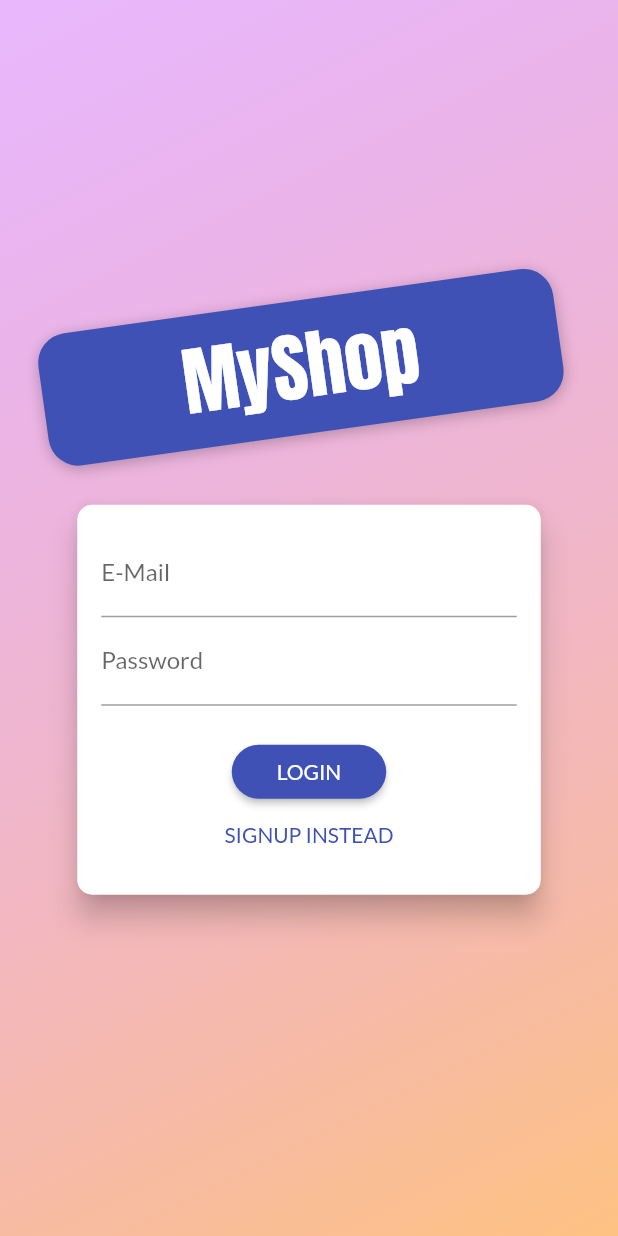
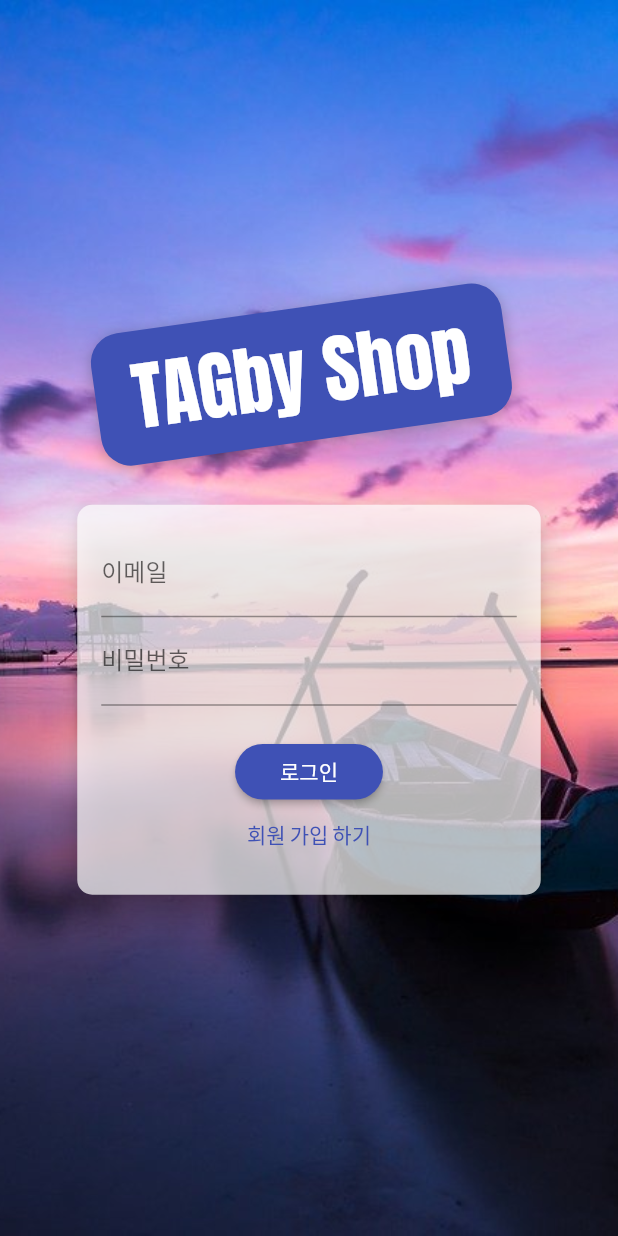
Before and after one commit to Haedong-Jeon/ShopApp, a Flutter app: the screen it shows after launch, on a phone screen of 412 x 824 dp. Run offline on Flutter 3.47's test engine with Material 2 defaults, Android fonts, the phone set to English and light mode, and no system bars; our stand-ins replace shared_preferences.

Commit message:
한글화

```diff
--- /dev/null
+++ b/lib/models/user.dart
@@ -0,0 +1,8 @@
+import 'package:flutter/foundation.dart';
+
+class User {
+  String userName;
+  static final User _currentUser = User._internal();
+  factory User() => _currentUser;
+  User._internal();
+}
--- a/lib/screens/auth_screen.dart
+++ b/lib/screens/auth_screen.dart
@@ -4,6 +4,7 @@ import 'package:flutter/material.dart';
 import 'package:provider/provider.dart';
 import '../providers/auth.dart';
 import '../models/http_exceptions.dart';
+import '../models/user.dart';
 
 enum AuthMode { Signup, Login }
 
@@ -20,16 +21,11 @@ class AuthScreen extends StatelessWidget {
       body: Stack(
         children: <Widget>[
           Container(
-            decoration: BoxDecoration(
-              gradient: LinearGradient(
-                colors: [
-                  Color.fromRGBO(215, 117, 255, 1).withOpacity(0.5),
-                  Color.fromRGBO(255, 188, 117, 1).withOpacity(0.9),
-                ],
-                begin: Alignment.topLeft,
-                end: Alignment.bottomRight,
-                stops: [0, 1],
-              ),
+            height: MediaQuery.of(context).size.height,
+            width: MediaQuery.of(context).size.width,
+            child: Image.asset(
+              'assets/images/auth_screen_image.jpg',
+              fit: BoxFit.cover,
             ),
           ),
           SingleChildScrollView(
@@ -44,10 +40,9 @@ class AuthScreen extends StatelessWidget {
                     child: Container(
                       margin: EdgeInsets.only(bottom: 20.0),
                       padding:
-                          EdgeInsets.symmetric(vertical: 8.0, horizontal: 94.0),
+                          EdgeInsets.symmetric(vertical: 8.0, horizontal: 25.0),
                       transform: Matrix4.rotationZ(-8 * pi / 180)
                         ..translate(-10.0),
-                      // ..translate(-10.0),
                       decoration: BoxDecoration(
                         borderRadius: BorderRadius.circular(20),
                         color: Colors.indigo,
@@ -60,7 +55,7 @@ class AuthScreen extends StatelessWidget {
                         ],
                       ),
                       child: Text(
-                        'MyShop',
+                        'TAGby Shop',
                         style: TextStyle(
                           color: Theme.of(context).accentTextTheme.title.color,
                           fontSize: 50,
@@ -141,11 +136,11 @@ class _AuthCardState extends State<AuthCard>
       context: context,
       builder: (context) {
         return AlertDialog(
-          title: Text('error'),
+          title: Text('에러'),
           content: Text(message),
           actions: <Widget>[
             FlatButton(
-              child: Text('ok'),
+              child: Text('확인'),
               onPressed: () {
                 Navigator.of(context).pop();
               },
@@ -180,17 +175,17 @@ class _AuthCardState extends State<AuthCard>
         );
       }
     } on HttpException catch (error) {
-      String errorMessage = 'could not authenticate';
+      String errorMessage = '접속 실패';
       if (error.message.contains('EMAIL_EXISTS')) {
-        errorMessage = 'email already exists!';
+        errorMessage = '이미 존재하는 이메일 입니다.';
       } else if (error.message.contains('INVALID_EMAIL')) {
-        errorMessage = 'invalid email!';
+        errorMessage = '이메일 형식이 옳지 않습니다.';
       } else if (error.message.contains('WEAK_PASSWORD')) {
-        errorMessage = 'weak password!';
+        errorMessage = '패스워드가 약합니다.';
       } else if (error.message.contains('EMAIL_NOT_FOUND')) {
-        errorMessage = 'could not found email';
+        errorMessage = '이메일을 찾을 수 없습니다.';
       } else if (error.message.contains('INVALID_PASSWORD')) {
-        errorMessage = 'password not correct';
+        errorMessage = '비밀번호가 틀렸습니다.';
       }
       _showErrorDialog(errorMessage);
     } catch (error) {
@@ -199,6 +194,8 @@ class _AuthCardState extends State<AuthCard>
     }
     setState(() {
       _isLoading = false;
+      User user = User();
+      user.userName = _authData['email'];
     });
   }
 
@@ -220,6 +217,7 @@ class _AuthCardState extends State<AuthCard>
   Widget build(BuildContext context) {
     final deviceSize = MediaQuery.of(context).size;
     return Card(
+      color: Colors.white.withOpacity(0.7),
       shape: RoundedRectangleBorder(
         borderRadius: BorderRadius.circular(10.0),
       ),
@@ -240,11 +238,11 @@ class _AuthCardState extends State<AuthCard>
             child: Column(
               children: <Widget>[
                 TextFormField(
-                  decoration: InputDecoration(labelText: 'E-Mail'),
+                  decoration: InputDecoration(labelText: '이메일'),
                   keyboardType: TextInputType.emailAddress,
                   validator: (value) {
                     if (value.isEmpty || !value.contains('@')) {
-                      return 'Invalid email!';
+                      return '이메일이 옳지 않습니다.';
                     }
                     return null;
                   },
@@ -253,12 +251,12 @@ class _AuthCardState extends State<AuthCard>
                   },
                 ),
                 TextFormField(
-                  decoration: InputDecoration(labelText: 'Password'),
+                  decoration: InputDecoration(labelText: '비밀번호'),
                   obscureText: true,
                   controller: _passwordController,
                   validator: (value) {
                     if (value.isEmpty || value.length < 5) {
-                      return 'Password is too short!';
+                      return '비밀번호가 너무 짧습니다.';
                     }
                   },
                   onSaved: (value) {
@@ -276,13 +274,12 @@ class _AuthCardState extends State<AuthCard>
                     opacity: _opacityAnimation,
                     child: TextFormField(
                       enabled: _authMode == AuthMode.Signup,
-                      decoration:
-                          InputDecoration(labelText: 'Confirm Password'),
+                      decoration: InputDecoration(labelText: '비밀번호 확인'),
                       obscureText: true,
                       validator: _authMode == AuthMode.Signup
                           ? (value) {
                               if (value != _passwordController.text) {
-                                return 'Passwords do not match!';
+                                return '비밀번호가 일치하지 않습니다.';
                               }
                             }
                           : null,
@@ -296,8 +293,7 @@ class _AuthCardState extends State<AuthCard>
                   CircularProgressIndicator()
                 else
                   RaisedButton(
-                    child:
-                        Text(_authMode == AuthMode.Login ? 'LOGIN' : 'SIGN UP'),
+                    child: Text(_authMode == AuthMode.Login ? '로그인' : '회원 가입'),
                     onPressed: _submit,
                     shape: RoundedRectangleBorder(
                       borderRadius: BorderRadius.circular(30),
@@ -309,7 +305,7 @@ class _AuthCardState extends State<AuthCard>
                   ),
                 FlatButton(
                   child: Text(
-                      '${_authMode == AuthMode.Login ? 'SIGNUP' : 'LOGIN'} INSTEAD'),
+                      '${_authMode == AuthMode.Login ? '회원 가입' : '로그인'} 하기'),
                   onPressed: _switchAuthMode,
                   padding: EdgeInsets.symmetric(horizontal: 30.0, vertical: 4),
                   materialTapTargetSize: MaterialTapTargetSize.shrinkWrap,
--- a/lib/screens/cart_screen.dart
+++ b/lib/screens/cart_screen.dart
@@ -11,7 +11,7 @@ class CartScreen extends StatelessWidget {
     final Cart cart = Provider.of<Cart>(context);
     return Scaffold(
       appBar: AppBar(
-        title: Text('your cart'),
+        title: Text('장바구니'),
       ),
       body: Column(
         children: <Widget>[
@@ -23,7 +23,7 @@ class CartScreen extends StatelessWidget {
                 mainAxisAlignment: MainAxisAlignment.spaceBetween,
                 children: <Widget>[
                   Text(
-                    'total',
+                    '합계',
                     style: TextStyle(
                       fontSize: 20,
                     ),
@@ -86,7 +86,7 @@ class _OrderButtonState extends State<OrderButton> {
           ? Center(
               child: CircularProgressIndicator(),
             )
-          : Text('ORDER NOW'),
+          : Text('지금 주문'),
       onPressed: (widget.cart.totalAmount <= 0 || _isLoading)
           ? null
           : () async {
--- a/lib/screens/edit_product_screen.dart
+++ b/lib/screens/edit_product_screen.dart
@@ -142,7 +142,7 @@ class _EditProdcutScreenState extends State<EditProdcutScreen> {
                 child: ListView(
                   children: <Widget>[
                     TextFormField(
-                      decoration: InputDecoration(labelText: 'title'),
+                      decoration: InputDecoration(labelText: '상품명'),
                       initialValue: _initValues['title'],
                       textInputAction: TextInputAction.next,
                       onFieldSubmitted: (_) {
@@ -160,13 +160,13 @@ class _EditProdcutScreenState extends State<EditProdcutScreen> {
                       },
                       validator: (value) {
                         if (value.isEmpty) {
-                          return '\'title\' is empty';
+                          return '상품명은 비워둘 수 없습니다.';
                         }
                         return null;
                       },
                     ),
                     TextFormField(
-                      decoration: InputDecoration(labelText: 'price'),
+                      decoration: InputDecoration(labelText: '가격'),
                       initialValue: _initValues['price'],
                       textInputAction: TextInputAction.next,
                       keyboardType: TextInputType.number,
@@ -186,16 +186,16 @@ class _EditProdcutScreenState extends State<EditProdcutScreen> {
                         );
                       },
                       validator: (value) {
-                        if (value.isEmpty) return '\'price\' is empty';
+                        if (value.isEmpty) return '가격은 비워둘 수 없습니다.';
                         if (double.tryParse(value) == null)
-                          return 'invalid input in \'price\'';
+                          return '옳지 않은 형식 입니다.';
                         if (double.parse(value) <= 0)
-                          return 'price must higher than 0';
+                          return '0\$보다 높은 가격을 입력하세요.';
                         return null;
                       },
                     ),
                     TextFormField(
-                      decoration: InputDecoration(labelText: 'description'),
+                      decoration: InputDecoration(labelText: '상세 설명'),
                       initialValue: _initValues['description'],
                       maxLines: 5,
                       keyboardType: TextInputType.multiline,
@@ -212,9 +212,8 @@ class _EditProdcutScreenState extends State<EditProdcutScreen> {
                       },
                       validator: (value) {
                         if (value.isEmpty)
-                          return '\'description\' is empty';
-                        else if (value.length < 5)
-                          return 'too short description';
+                          return '상세 설명란은 비워둘 수 없습니다.';
+                        else if (value.length < 5) return '설명이 너무 짧습니다.';
                         return null;
                       },
                     ),
@@ -263,11 +262,11 @@ class _EditProdcutScreenState extends State<EditProdcutScreen> {
                             // onFieldSubmitted: (_) => _saveForm(),
                             validator: (value) {
                               if (value.isEmpty) {
-                                return '\'image url\' is empty';
+                                return '이미지 URL은 비워둘 수 없습니다.';
                               }
                               if (!value.startsWith('http') &&
                                   !value.startsWith('https')) {
-                                return 'this is invalid url';
+                                return '옳지 않은 형식 입니다.';
                               }
                               return null;
                             },
--- a/lib/screens/orders_screen.dart
+++ b/lib/screens/orders_screen.dart
@@ -12,7 +12,7 @@ class OrdersScreen extends StatelessWidget {
     // final orderData = Provider.of<Orders>(context);
     return Scaffold(
       appBar: AppBar(
-        title: Text('Your orders'),
+        title: Text('주문 내역'),
       ),
       drawer: AppDrawer(),
       body: FutureBuilder(
--- a/lib/screens/product_overview_screen.dart
+++ b/lib/screens/product_overview_screen.dart
@@ -66,7 +66,7 @@ class _ProductOverviewScreenState extends State<ProductOverviewScreen> {
     return Scaffold(
       appBar: AppBar(
         title: Text(
-          'my shop',
+          '전체 보기',
         ),
         actions: <Widget>[
           Consumer<Cart>(
@@ -96,11 +96,11 @@ class _ProductOverviewScreenState extends State<ProductOverviewScreen> {
             icon: Icon(Icons.more_vert),
             itemBuilder: (_) => [
               PopupMenuItem(
-                child: Text('only favorite'),
+                child: Text('좋아요 누른 상품만'),
                 value: FilterOption.Favorites,
               ),
               PopupMenuItem(
-                child: Text('all'),
+                child: Text('모두'),
                 value: FilterOption.All,
               ),
             ],
--- a/lib/screens/user_product_screen.dart
+++ b/lib/screens/user_product_screen.dart
@@ -18,7 +18,7 @@ class UserProductScreen extends StatelessWidget {
     // final productsData = Provider.of<Products>(context);
     return Scaffold(
       appBar: AppBar(
-        title: const Text('your products'),
+        title: const Text('내 상품'),
         actions: <Widget>[
           IconButton(
             icon: const Icon(Icons.add),
--- a/lib/widgets/product_item.dart
+++ b/lib/widgets/product_item.dart
@@ -57,11 +57,11 @@ class ProductItem extends StatelessWidget {
               Scaffold.of(context).showSnackBar(
                 SnackBar(
                   content: Text(
-                    'item added!',
+                    '장바구니에 추가 됐습니다!',
                   ),
                   duration: Duration(seconds: 1),
                   action: SnackBarAction(
-                    label: 'UNDO',
+                    label: '취소',
                     onPressed: () {
                       cart.removeSingleItem(product.id);
                     },
--- a/pubspec.yaml
+++ b/pubspec.yaml
@@ -47,6 +47,7 @@ flutter:
   # To add assets to your application, add an assets section, like this:
   assets:
     - assets/images/product-placeholder.png
+    - assets/images/auth_screen_image.jpg
 
 
   # An image asset can refer to one or more resolution-specific "variants", see
```
Also changed, not shown: lib/widgets/app_drawer.dart (+7 -10 lines), assets/images/auth_screen_image.jpg (added).
